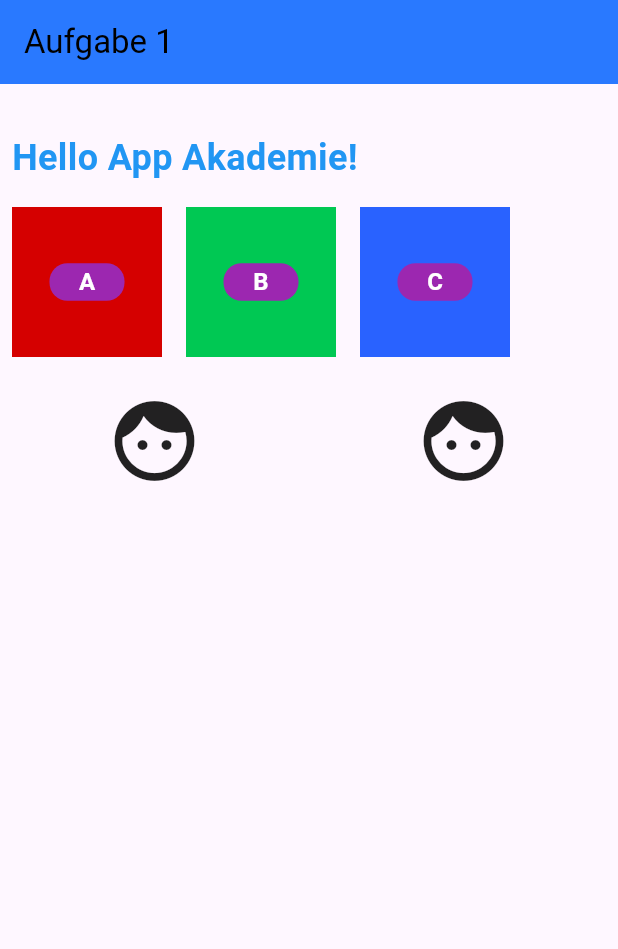
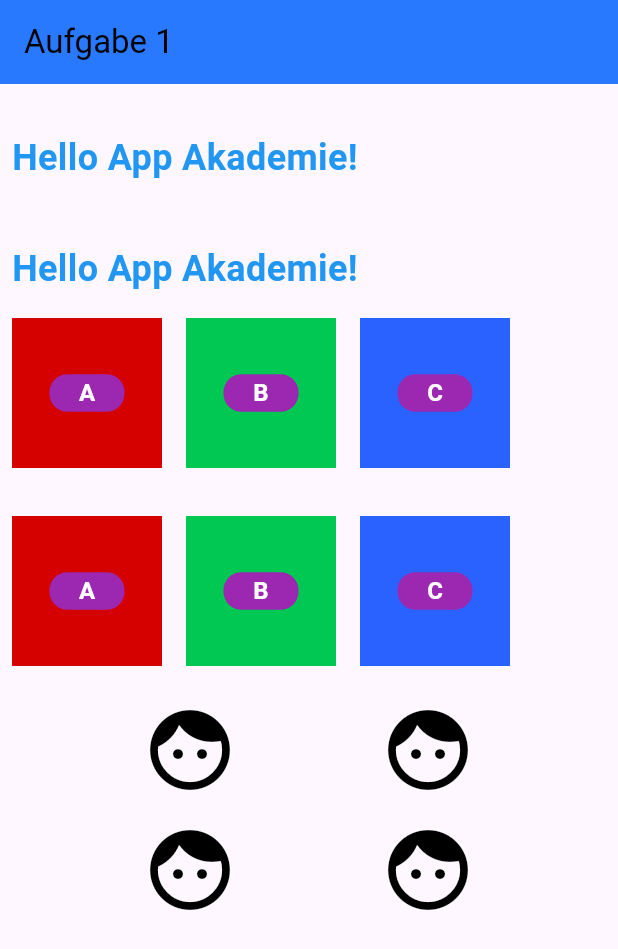
Before and after one commit to Groneberg/4.2.4_TS_BONUS_Widget-bersicht, a Flutter app: the screen it shows after launch, on a phone screen of 412 x 824 dp. Shown: the top 949 px of the screen. Run offline on Flutter 3.47's test engine with Material 3 defaults, Android fonts, the phone set to English and light mode, and no system bars.

Commit message:
adding custom widgets

```diff
--- a/bonus_widgetuebung/lib/main.dart
+++ b/bonus_widgetuebung/lib/main.dart
@@ -1,4 +1,7 @@
 import 'package:flutter/material.dart';
+import 'package:bonus_widgetuebung/widgets/custom_text_row.dart' ;
+import 'package:bonus_widgetuebung/widgets/custom_container.dart';
+import 'package:bonus_widgetuebung/widgets/custom_icon_row.dart';
 
 void main() {
   runApp(const MainApp());
@@ -19,110 +22,83 @@ class MainApp extends StatelessWidget {
         body: Column(
           children: [
             SizedBox(height: 24),
-            Row(
-              spacing: 16,
-              children: [
-                Padding(
-                  padding: const EdgeInsets.all(8.0),
-                  child: Text(
-                    'Hello App Akademie!',
-                    style: TextStyle(
+            CustomTextRow(
+              title: 'Hello App Akademie!',
               fontSize: 24,
+              fontWeight: FontWeight.bold,
               color: Colors.blue,
+            ),
+            SizedBox(height: 24),
+            CustomTextRow(
+              title: 'Hello App Akademie!',
+              fontSize: 24,
               fontWeight: FontWeight.bold,
-                    ),
-                  ),
-                ),
-              ],
+              color: Colors.blue,
             ),
             Padding(
               padding: const EdgeInsets.all(8.0),
               child: Row(
                 spacing: 16,
                 children: [
-                  Container(
+                  CustomContainer(
+                    text: 'A',
+                    color: Colors.redAccent.shade700,
                     width: 100,
                     height: 100,
-                    color: Colors.redAccent.shade700,
-                    child: Center(
-                      child: Container(
-                        width: 50,
-                        height: 25,
-                        decoration: BoxDecoration(
-                          color: Colors.purple,
-                          borderRadius: BorderRadius.circular(12),
                   ),
-                        child: Center(
-                          child: Text('A',
-                            style: TextStyle(
-                              color: Colors.white,
-                              fontSize: 16,
-                              fontWeight: FontWeight.bold,
-                            ),
-                          ),
-                        ),
-                      ),
-                    ),
-                  ),
-                  Container(
+                  CustomContainer(
+                    text: 'B',
+                    color: Colors.greenAccent.shade700,
                     width: 100,
                     height: 100,
-                    color: Colors.greenAccent.shade700,
-                    child: Center(
-                      child: Container(
-                        width: 50,
-                        height: 25,
-                        decoration: BoxDecoration(
-                          color: Colors.purple,
-                          borderRadius: BorderRadius.circular(12),
                   ),
-                        child: Center(
-                          child: Text('B',
-                            style: TextStyle(
-                              color: Colors.white,
-                              fontSize: 16,
-                              fontWeight: FontWeight.bold,
-                            ),
-                          ),
-                        ),
-                      ),
-                    ),
-                  ),
-                  Container(
+                  CustomContainer(
+                    text: 'C',
+                    color: Colors.blueAccent.shade700,
                     width: 100,
                     height: 100,
-                    color: Colors.blueAccent.shade700,
-                    child: Center(
-                      child: Container(
-                        width: 50,
-                        height: 25,
-                        decoration: BoxDecoration(
-                          color: Colors.purple,
-                          borderRadius: BorderRadius.circular(12),
                   ),
-                        child: Center(
-                          child: Text('C',
-                            style: TextStyle(
-                              color: Colors.white,
-                              fontSize: 16,
-                              fontWeight: FontWeight.bold,
-                            ),
-                          ),
-                        ),
-                      ),
-                    ),
-                  )
                 ],
               ),
             ),
             SizedBox(height: 16),
-            Row(
-              // spacing: 16,
-              mainAxisAlignment: MainAxisAlignment.spaceAround,
+            Padding(
+              padding: const EdgeInsets.all(8.0),
+              child: Row(
+                spacing: 16,
                 children: [
-                Icon(Icons.face, size: 64,),
-                Icon(Icons.face, size: 64,),
+                  CustomContainer(
+                    text: 'A',
+                    color: Colors.redAccent.shade700,
+                    width: 100,
+                    height: 100,
+                  ),
+                  CustomContainer(
+                    text: 'B',
+                    color: Colors.greenAccent.shade700,
+                    width: 100,
+                    height: 100,
+                  ),
+                  CustomContainer(
+                    text: 'C',
+                    color: Colors.blueAccent.shade700,
+                    width: 100,
+                    height: 100,
+                  ),
                 ],
+              ),
+            ),
+            SizedBox(height: 16),
+            CustomIconRow(
+              icon: Icons.face,
+              fontSize: 64,
+              color: Colors.black,
+            ),
+            SizedBox(height: 16),
+            CustomIconRow(
+              icon: Icons.face,
+              fontSize: 64,
+              color: Colors.black,
             ),
           ],
         ),
--- /dev/null
+++ b/bonus_widgetuebung/lib/widgets/custom_container.dart
@@ -0,0 +1,46 @@
+// lib/widgets/custom_container.dart
+import 'package:flutter/material.dart';
+
+class CustomContainer extends StatelessWidget {
+  final String text;
+  final Color color;
+  final double width;
+  final double height;
+
+  const CustomContainer({
+    super.key,
+    this.text = 'Hello App Akademie!',
+    this.color = Colors.redAccent,
+    this.width = 100.0,
+    this.height = 100.0,
+  });
+
+  @override
+  Widget build(BuildContext context) {
+    return Container(
+      width: width,
+      height: height,
+      color: color,
+      child: Center(
+        child: Container(
+          width: 50,
+          height: 25,
+          decoration: BoxDecoration(
+            color: Colors.purple,
+            borderRadius: BorderRadius.circular(12),
+          ),
+          child: Center(
+            child: Text(
+              text,
+              style: TextStyle(
+                color: Colors.white,
+                fontSize: 16,
+                fontWeight: FontWeight.bold,
+              ),
+            ),
+          ),
+        ),
+      ),
+    );
+  }
+}
--- /dev/null
+++ b/bonus_widgetuebung/lib/widgets/custom_icon_row.dart
@@ -0,0 +1,34 @@
+// lib/widgets/custom_icon_row.dart
+import 'package:flutter/material.dart';
+
+class CustomIconRow extends StatelessWidget {
+  final IconData icon;
+  final double fontSize;
+  final Color color;
+
+  const CustomIconRow({
+    super.key,
+    this.icon = Icons.star,
+    this.fontSize = 24.0,
+    this.color = Colors.black,
+  });
+
+  @override
+  Widget build(BuildContext context) {
+    return Row(
+      mainAxisAlignment: MainAxisAlignment.spaceEvenly,
+      children: [
+        Icon(
+          icon,
+          size: fontSize,
+          color: color,
+        ),
+        Icon(
+          icon,
+          size: fontSize,
+          color: color,
+        ),
+      ],
+    );
+  }
+}
--- a/bonus_widgetuebung/lib/widgets/custom_text_row.dart
+++ b/bonus_widgetuebung/lib/widgets/custom_text_row.dart
@@ -1,13 +1,13 @@
 // lib/widgets/custom_text_row.dart
 import 'package:flutter/material.dart';
 
-class TextRow extends StatelessWidget {
+class CustomTextRow extends StatelessWidget {
   final String title;
   final double fontSize;
   final FontWeight fontWeight;
   final Color color;
 
-  const TextRow({
+  const CustomTextRow({
     super.key,
     this.title = 'Hello App Akademie!',
     this.fontSize = 24.0,
@@ -19,8 +19,6 @@ class TextRow extends StatelessWidget {
   @override
   Widget build(BuildContext context) {
     return Row(
-      // In diesem Beispiel wird nur ein Text angezeigt, daher keine Notwendigkeit für mainAxisAlignment.
-      // Falls mehrere Kinder mit Spacing benötigt würden, siehe Szenario 3.
       children: [
         Padding(
           padding: const EdgeInsets.all(8.0),
```
Also changed, not shown: 7 other files. Lines whose indentation alone changed are shown as unchanged.
